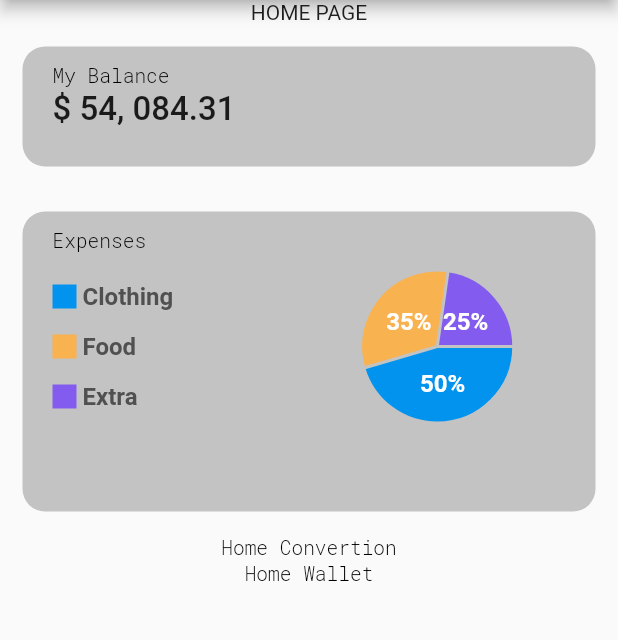
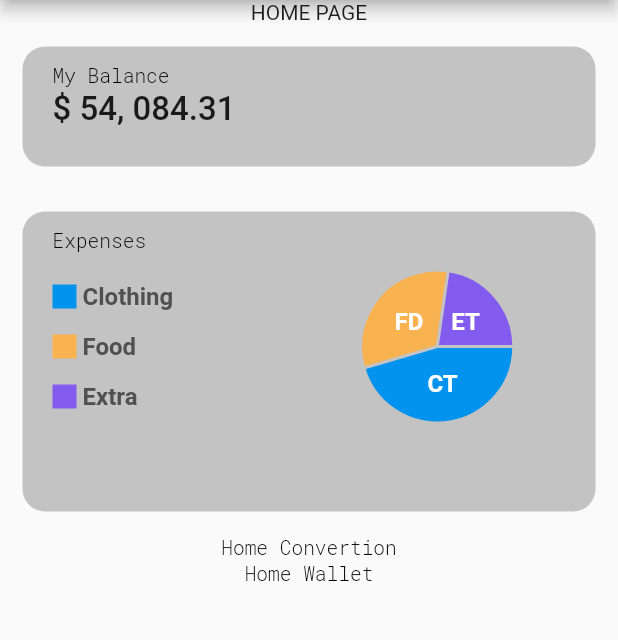
Before and after one commit to cchalop1/epitech-flutter, a Flutter app: the screen it shows after launch, on a phone screen of 412 x 824 dp, the part 84-724 px from its top. Run offline on Flutter 3.47's test engine with Material 2 defaults, Android fonts, the light colour scheme and no system bars; drawn by our look-alikes of fl_chart; our stand-ins replace google_fonts.

Commit message:
Updated the expenses field

```diff
--- a/lib/components/homepage/HomeChart.dart
+++ b/lib/components/homepage/HomeChart.dart
@@ -4,16 +4,15 @@ import 'package:fl_chart/fl_chart.dart';
 // import 'indicator.dart';
 // import 'PieChartIndicator.dart';
 import 'HomeChartIndicator.dart';
+import 'package:myapp/constants/pieChartExpenses.dart';
+import 'package:myapp/models/Expenses.dart';
 
-class HomeChart extends StatefulWidget {
-  const HomeChart({Key? key, required this.title}) : super(key: key);
-  final String title;
+class HomeChart extends StatelessWidget {
+  HomeChart({Key? key, required this.expenses}) : super(key: key);
 
-  @override
-  _MyHomeChartState createState() => _MyHomeChartState();
-}
-class _MyHomeChartState extends State<HomeChart> {
-    int touchedIndex = -1;
+  final List<Expenses> expenses;
+
+  int touchedIndex = -1;
 
   @override
   Widget build(BuildContext context) {
@@ -22,13 +21,26 @@ class _MyHomeChartState extends State<HomeChart> {
       children: [
         Expanded (child: Container(
           height: double.infinity, width: double.infinity,
-          child: HomeChartIndicators(),
+          child: HomeChartIndicators(expenses: expenses),
         )),
         Expanded (child: Container(
           height: double.infinity, width: double.infinity,
           child: PieChart(
             PieChartData(
-                sections: showingSections()
+                // sections: showingSections()
+                sections: expenses
+                  .map((e) => PieChartSectionData(
+                     color: e.getColor(),
+                      value: e.getValue().toDouble(),
+                      title: e.getShortTitle(),
+                      radius: 50.0,
+                      titleStyle: TextStyle(
+                          fontSize: 16.0,
+                          fontWeight: FontWeight.bold,
+                          color: const Color(0xffffffff)),
+                    )
+                  )
+                  .toList()
             ),
             swapAnimationDuration: Duration(milliseconds: 150), // Optional
             swapAnimationCurve: Curves.linear,
@@ -37,52 +49,4 @@ class _MyHomeChartState extends State<HomeChart> {
       ] // Optional
     );
   }
-
-// }
- List<PieChartSectionData> showingSections() {
-    return List.generate(3, (i) {
-      final isTouched = i == touchedIndex;
-      final fontSize = isTouched ? 25.0 : 16.0;
-      // final fontSize =  16.0;
-      final radius = isTouched ? 60.0 : 50.0;
-      // final radius = 50.0;
-      switch (i) {
-        case 0:
-          return PieChartSectionData(
-            color: const Color(0xff0293ee),
-            value: 50,
-            title: '50%',
-            radius: radius,
-            titleStyle: TextStyle(
-                fontSize: fontSize,
-                fontWeight: FontWeight.bold,
-                color: const Color(0xffffffff)),
-          );
-        case 1:
-          return PieChartSectionData(
-            color: const Color(0xfff8b250),
-            value: 35,
-            title: '35%',
-            radius: radius,
-            titleStyle: TextStyle(
-                fontSize: fontSize,
-                fontWeight: FontWeight.bold,
-                color: const Color(0xffffffff)),
-          );
-        case 2:
-          return PieChartSectionData(
-            color: const Color(0xff845bef),
-            value: 25,
-            title: '25%',
-            radius: radius,
-            titleStyle: TextStyle(
-                fontSize: fontSize,
-                fontWeight: FontWeight.bold,
-                color: const Color(0xffffffff)),
-          );
-        default:
-          throw Error();
-      }
-    });
-  }
 }
--- a/lib/components/homepage/HomeChartIndicator.dart
+++ b/lib/components/homepage/HomeChartIndicator.dart
@@ -1,35 +1,29 @@
 import 'package:flutter/material.dart';
+import 'package:myapp/models/Expenses.dart';
 // import 'package:google_fonts/google_fonts.dart';
 // import 'package:fl_chart/fl_chart.dart';
 // import 'indicator.dart';
 import 'PieChartIndicator.dart';
+// import 'package:myapp/constants/pieChartExpenses.dart';
 
 class HomeChartIndicators extends StatelessWidget {
-  const HomeChartIndicators({Key? key}) : super(key: key);
+  HomeChartIndicators({Key? key, required this.expenses}) : super(key: key);
+
+  List<Expenses> expenses;
 
   @override
   Widget build(BuildContext context) {
     return Column(
-      children: [
-        Expanded(child: PieChartIndicator(
-          color: const Color(0xff0293ee),
-          text: "Clothing",
-          isSquare: true,
-          )
-        ),
-        Expanded(child: PieChartIndicator(
-          color: const Color(0xfff8b250),
-          text: "Food",
-          isSquare: true,
-          )
-        ),
-        Expanded(child: PieChartIndicator(
-          color: const Color(0xff845bef),
-          text: "Extra",
-          isSquare: true,
+      children: expenses
+        .map((e) => Expanded(
+          child: PieChartIndicator(
+            color: e.getColor(),
+            text: e.getTitle(),
+            isSquare: true,
+            )
           )
         )
-      ],
+        .toList(),
     );
   }
 }
--- /dev/null
+++ b/lib/constants/pieChartExpenses.dart
@@ -0,0 +1,8 @@
+import 'package:myapp/models/Expenses.dart';
+import 'package:flutter/material.dart';
+
+List<Expenses> listExpenses = [
+  Expenses("Clothing", "CT", 50, Color(0xff0293ee)),
+  Expenses("Food", "FD", 35, Color(0xfff8b250)),
+  Expenses("Extra", "ET", 25, Color(0xff845bef)),
+];
--- /dev/null
+++ b/lib/models/Expenses.dart
@@ -0,0 +1,27 @@
+// import 'package:flutter/cupertino.dart';
+import 'package:flutter/material.dart';
+
+class Expenses {
+  String title;
+  String shortTitle;
+  int value;
+  Color color;
+
+  Expenses(this.title, this.shortTitle, this.value, this.color) {}
+
+  String getTitle() {
+    return title;
+  }
+
+  String getShortTitle() {
+    return shortTitle;
+  }
+
+  int getValue() {
+    return value;
+  }
+
+  Color getColor() {
+    return color;
+  }
+}
--- a/lib/widgets/homepage/HomeExpense.dart
+++ b/lib/widgets/homepage/HomeExpense.dart
@@ -2,6 +2,7 @@ import 'package:flutter/material.dart';
 import 'package:google_fonts/google_fonts.dart';
 import 'package:myapp/components/BigText.dart';
 import 'package:myapp/components/homepage/HomeChart.dart';
+import 'package:myapp/constants/pieChartExpenses.dart';
 
 class HomeExpense extends StatelessWidget {
   const HomeExpense({Key? key}) : super(key: key);
@@ -33,7 +34,7 @@ class HomeExpense extends StatelessWidget {
           ),
           Container(
             height: 100,
-            child: HomeChart(title: "chart"),
+            child: HomeChart(expenses: listExpenses),
           )
         ],
       ),
```
